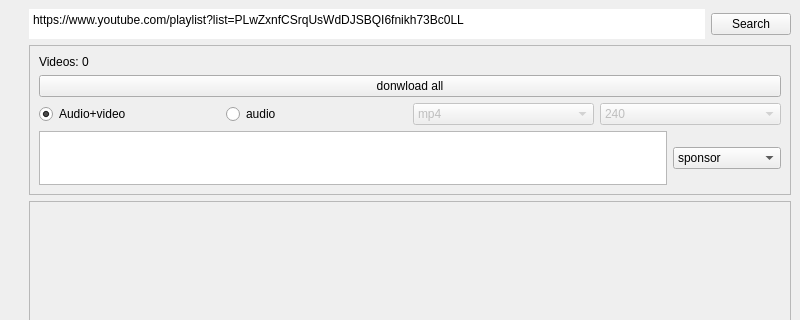
This is ytdownloader.ui in Filomilo/YtDownloaderQt as Qt 5 draws it before an edit; both pictures show x 0 to 800 and y 0 to 320 of the 800 by 677 pixel window. The edited form follows.
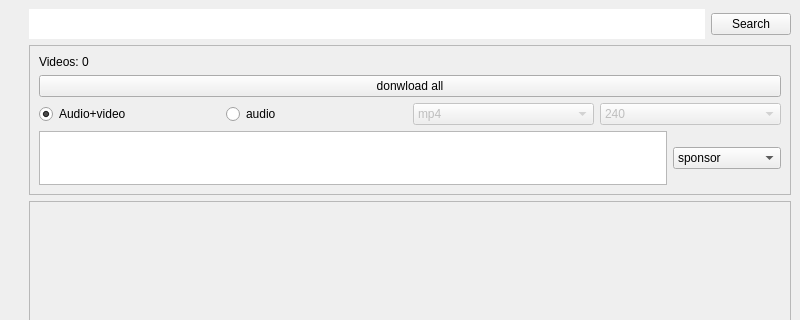
This is the edited form. Icons and pictures are not drawn.

The edit to the form file:
```diff
--- a/ytdownloader.ui
+++ b/ytdownloader.ui
@@ -46,7 +46,7 @@
            <string notr="true">QPlainTextEdit {   border-radius: 100px;  }</string>
           </property>
           <property name="plainText">
-           <string>https://www.youtube.com/playlist?list=PLwZxnfCSrqUsWdDJSBQI6fnikh73Bc0LL</string>
+           <string/>
           </property>
          </widget>
         </item>
```
